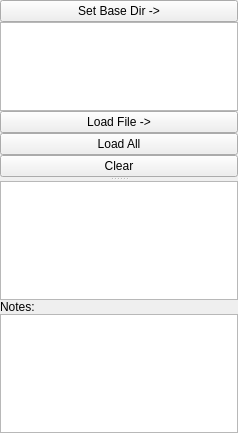
Qt form acq4/util/FileLoader/template.ui (tomjhou/acq4) before a commit.
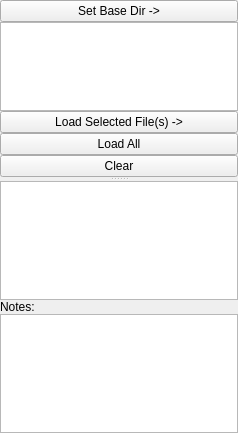
The same form after that commit. Custom widgets are drawn as their Qt base class.

Commit message: Analysis modules are now removed from manager when closed, allowing them to be re-opened again.

Diff of the .ui file:
```diff
--- a/acq4/util/FileLoader/template.ui
+++ b/acq4/util/FileLoader/template.ui
@@ -64,7 +64,7 @@
        <item>
         <widget class="QPushButton" name="loadBtn">
          <property name="text">
-          <string>Load File -&gt;</string>
+          <string>Load Selected File(s) -&gt;</string>
          </property>
         </widget>
        </item>
```
The commit also changes 2 other files.
